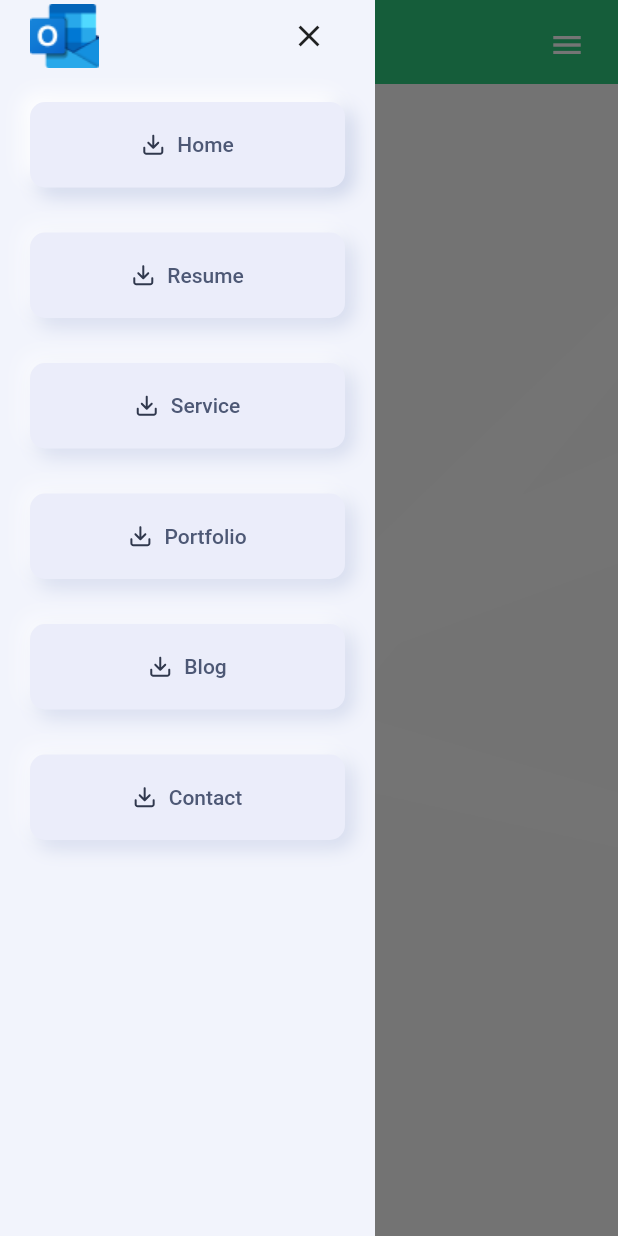
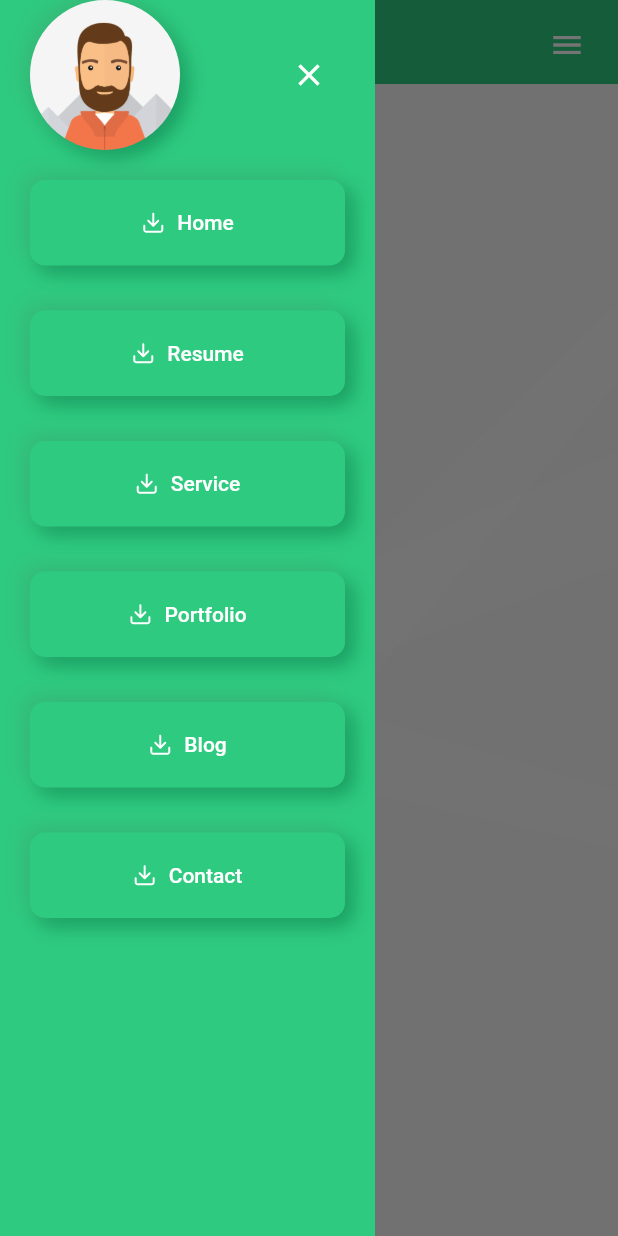
Before and after one commit to AbdullahAlMamun12/SoftwareDeveloperPortfolio, a Flutter app: the screen it shows after launch, with the side drawer open, on a phone screen of 412 x 824 dp. Run offline on Flutter 3.47's test engine with Material 2 defaults, Android fonts, the phone set to English and light mode, and no system bars; our stand-ins replace get, websafe_svg.

Commit message:
Initial Commit

```diff
--- a/lib/constants.dart
+++ b/lib/constants.dart
@@ -9,7 +9,8 @@ const cBgDarkColor = Color(0xFFEBEDFA);
 const cBadgeColor = Color(0xFFEE376E);
 const cGrayColor = Color(0xFF8793B2);
 const cTitleTextColor = Color(0xFF30384D);
-const cTextColor = Color(0xFF4D5875);
+const cTextColor = Color(0xFFFFFFFF);
 const cMainColor = Color(0xFF2eca7f);
+const cMainBgColor = Color(0x0f6a6a6a);
 
 const cDefaultPadding = 20.0;
--- /dev/null
+++ b/lib/data/app_data.dart
@@ -0,0 +1 @@
+List<String> navItemList = ["Home","Resume","Service","Portfolio","Blog","Contact",];
--- a/lib/main.dart
+++ b/lib/main.dart
@@ -3,10 +3,12 @@ import 'package:flutter/material.dart';
 import 'screens/main/main_screen.dart';
 
 void main() {
-  runApp(MyApp());
+  runApp(const MyApp());
 }
 
 class MyApp extends StatelessWidget {
+  const MyApp({Key? key}) : super(key: key);
+
   // This widget is the root of your application.
   @override
   Widget build(BuildContext context) {
--- a/lib/screens/components/side_menu.dart
+++ b/lib/screens/components/side_menu.dart
@@ -7,7 +7,6 @@ import 'package:flutter/foundation.dart' show kIsWeb;
 
 import '../../constants.dart';
 import '../../responsive.dart';
-import 'side_menu_item.dart';
 
 class SideMenu extends StatelessWidget {
   const SideMenu({
@@ -19,7 +18,7 @@ class SideMenu extends StatelessWidget {
     return Container(
       height: double.infinity,
       padding: const EdgeInsets.only(top: kIsWeb ? cDefaultPadding : 0),
-      color: cBgLightColor,
+      color: cMainColor,
       child: SafeArea(
         child: SingleChildScrollView(
           padding: const EdgeInsets.symmetric(horizontal: cDefaultPadding),
@@ -27,13 +26,21 @@ class SideMenu extends StatelessWidget {
             children: [
               Row(
                 children: [
-                  Image.asset(
-                    "assets/images/Logo Outlook.png",
-                    width: 46,
+                  Container(decoration:const BoxDecoration(
+                    shape:BoxShape.circle,
+                    // borderRadius: BorderRadius.circular(100),
+                    image:  DecorationImage(
+                      image: AssetImage(
+                        "assets/images/photo.png",),
+                      fit: BoxFit.cover,
+                    ),
                   ),
+                    height: 100,
+                    width: 100,
+                  ).addNeumorphismCircle(),
                   const Spacer(),
                   // We don't want to show this close button on Desktop mood
-                  if (!Responsive.isDesktop(context)) const CloseButton(),
+                  if (!Responsive.isDesktop(context)) const CloseButton(color: Colors.white,),
                 ],
               ),
               const SizedBox(height: cDefaultPadding),
@@ -45,17 +52,14 @@ class SideMenu extends StatelessWidget {
                 shape: RoundedRectangleBorder(
                   borderRadius: BorderRadius.circular(10),
                 ),
-                color: cBgDarkColor,
+                color: cMainColor,
                 onPressed: () {},
                 icon: WebsafeSvg.asset("assets/Icons/Download.svg", width: 16),
                 label: const Text(
                   "Home",
                   style: TextStyle(color: cTextColor),
                 ),
-              ).addNeumorphism(
-                topShadowColor: Colors.white,
-                bottomShadowColor: const Color(0xFF234395).withOpacity(0.2),
-              ),
+              ).addNeumorphism(),
               const SizedBox(height: cDefaultPadding * 1.5),
               FlatButton.icon(
                 minWidth: double.infinity,
@@ -65,7 +69,7 @@ class SideMenu extends StatelessWidget {
                 shape: RoundedRectangleBorder(
                   borderRadius: BorderRadius.circular(10),
                 ),
-                color: cBgDarkColor,
+                color: cMainColor,
                 onPressed: () {},
                 icon: WebsafeSvg.asset("assets/Icons/Download.svg", width: 16),
                 label: const Text(
@@ -82,7 +86,7 @@ class SideMenu extends StatelessWidget {
                 shape: RoundedRectangleBorder(
                   borderRadius: BorderRadius.circular(10),
                 ),
-                color: cBgDarkColor,
+                color: cMainColor,
                 onPressed: () {},
                 icon: WebsafeSvg.asset("assets/Icons/Download.svg", width: 16),
                 label: const Text(
@@ -99,7 +103,7 @@ class SideMenu extends StatelessWidget {
                 shape: RoundedRectangleBorder(
                   borderRadius: BorderRadius.circular(10),
                 ),
-                color: cBgDarkColor,
+                color: cMainColor,
                 onPressed: () {},
                 icon: WebsafeSvg.asset("assets/Icons/Download.svg", width: 16),
                 label: const Text(
@@ -116,7 +120,7 @@ class SideMenu extends StatelessWidget {
                 shape: RoundedRectangleBorder(
                   borderRadius: BorderRadius.circular(10),
                 ),
-                color: cBgDarkColor,
+                color: cMainColor,
                 onPressed: () {},
                 icon: WebsafeSvg.asset("assets/Icons/Download.svg", width: 16),
                 label: const Text(
@@ -133,7 +137,7 @@ class SideMenu extends StatelessWidget {
                 shape: RoundedRectangleBorder(
                   borderRadius: BorderRadius.circular(10),
                 ),
-                color: cBgDarkColor,
+                color: const Color(0xFF2eca7f),
                 onPressed: () {},
                 icon: WebsafeSvg.asset("assets/Icons/Download.svg", width: 16),
                 label: const Text(
--- /dev/null
+++ b/lib/screens/main/components/appbar_mobile_tab.dart
@@ -0,0 +1,28 @@
+import 'package:flutter/material.dart';
+
+import '../../../constants.dart';
+class MobileTabAppBar extends StatelessWidget {
+  const MobileTabAppBar({Key? key, required this.scaffoldKey}) : super(key: key);
+  final GlobalKey<ScaffoldState> scaffoldKey;
+  @override
+  Widget build(BuildContext context) {
+    final size = MediaQuery.of(context).size;
+    return Container(
+      height: AppBar().preferredSize.height,
+      width: size.width,
+      decoration: const BoxDecoration(
+          color: cMainColor
+      ),
+      child: Padding(
+        padding: const EdgeInsets.all(10.0),
+        child: Row(children: [
+          const Text("Abdullah Al Mamun",style: TextStyle(color: Colors.white),),
+          const Spacer(),
+          IconButton(onPressed: (){
+            scaffoldKey.currentState!.openDrawer();
+          }, icon: const Icon(Icons.menu),color: Colors.white,)
+        ],),
+      ),
+    );
+  }
+}
--- a/lib/screens/main/main_screen.dart
+++ b/lib/screens/main/main_screen.dart
@@ -2,6 +2,8 @@ import 'package:flutter/material.dart';
 import 'package:portfolio_app/responsive.dart';
 import 'package:portfolio_app/screens/components/side_menu.dart';
 import 'package:portfolio_app/screens/home/home.dart';
+import 'package:portfolio_app/screens/main/components/appbar_mobile_tab.dart';
+import 'package:portfolio_app/screens/main/components/appbar_web.dart';
 
 import '../../constants.dart';
 
@@ -12,6 +14,7 @@ class MainScreen extends StatelessWidget {
   Widget build(BuildContext context) {
     final size = MediaQuery.of(context).size;
     return Scaffold(
+      backgroundColor: cMainBgColor,
       drawer: ConstrainedBox(
         constraints: const BoxConstraints(maxWidth: 250),
         child: const SideMenu(),
@@ -32,31 +35,9 @@ class MainScreen extends StatelessWidget {
             Align(
               alignment: Alignment.topCenter,
               child: Responsive(
-                mobile: Container(
-                  height: AppBar().preferredSize.height,
-                  width: size.width,
-                  decoration: const BoxDecoration(
-                    color: cMainColor
-                  ),
-                  child: Padding(
-                    padding: const EdgeInsets.all(10.0),
-                    child: Row(children: [
-                      const Text("Abdullah Al Mamun",style: TextStyle(color: Colors.white),),
-                      const Spacer(),
-                      IconButton(onPressed: (){
-                        _scaffoldKey.currentState!.openDrawer();
-                      }, icon: const Icon(Icons.menu),color: Colors.white,)
-                    ],),
-                  ),
-                ),
-                tablet:  Container(
-                  height: 100,
-                  width: size.width,
-                ),
-                desktop:  Container(
-                  height: 100,
-                  width: size.width,
-                ),
+                mobile: MobileTabAppBar(scaffoldKey: _scaffoldKey,),
+                tablet:MobileTabAppBar(scaffoldKey: _scaffoldKey,),
+                desktop: WebAppBar(),
               )
             ),
           ],
```
Also changed, not shown: lib/extensions.dart (+31 -2 lines), lib/screens/main/components/appbar_nav_button.dart (added, +29 -0 lines), lib/screens/main/components/appbar_web.dart (added, +38 -0 lines), assets/Icons/Download.svg, lib/screens/main/components/main_page.dart (deleted), 2 other files.
